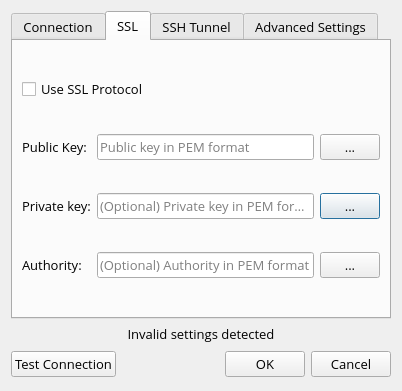
Above: src/app/forms/connection.ui from RedisInsight/RedisDesktopManager before the change. Below: the same form after it.
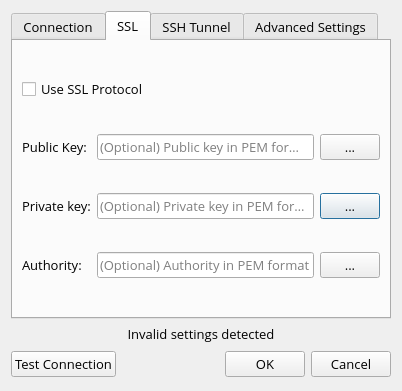
That is the form after the change. The open tabs and pages were chosen to show the change. Icons and pictures are not drawn.

Commit message: Fix SSL support

Diff of the .ui file:
```diff
--- a/src/app/forms/connection.ui
+++ b/src/app/forms/connection.ui
@@ -212,7 +212,7 @@
        <item row="2" column="1">
         <widget class="QLineEdit" name="sslLocalCertEdit">
          <property name="placeholderText">
-          <string>Public key in PEM format</string>
+          <string>(Optional) Public key in PEM format</string>
          </property>
         </widget>
        </item>
```
The commit also changes 1 other file.
